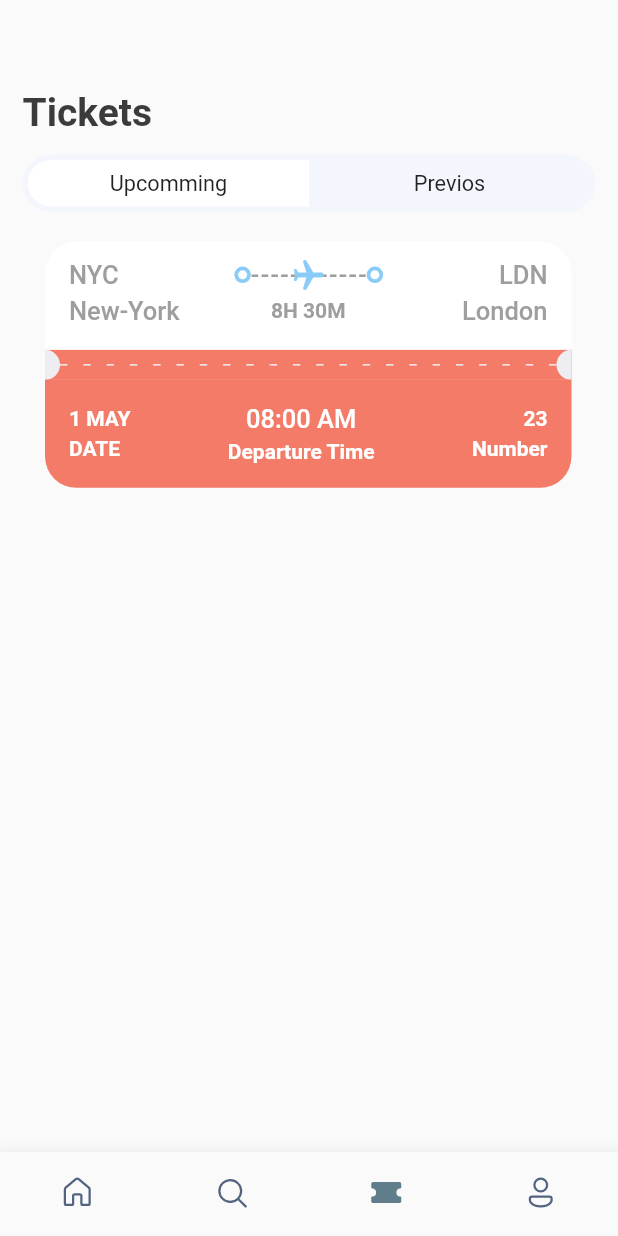
After one commit to aminGhafoory/flutter-app, a Flutter app: the screen it shows after launch, item 3 of the bottom bar chosen, on a phone screen of 412 x 824 dp. The commit adds this screen. Run offline on Flutter 3.47's test engine with Material 2 defaults, Android fonts, the phone set to English and light mode, and no system bars; our stand-ins replace fluentui_icons, get.

Commit message:
time stamp: 4:48:00

```diff
--- a/lib/screens/bottom_bar.dart
+++ b/lib/screens/bottom_bar.dart
@@ -2,6 +2,7 @@ import 'package:fluentui_icons/fluentui_icons.dart';
 import 'package:flutter/material.dart';
 import 'package:ticket/screens/home_screen.dart';
 import 'package:ticket/screens/search_screen.dart';
+import 'package:ticket/screens/ticket_screen.dart';
 import 'package:ticket/utils/app_styles.dart';
 
 class BottomBar extends StatefulWidget {
@@ -16,7 +17,7 @@ class _BottomBarState extends State<BottomBar> {
   static final List<Widget> _widgetOptions = <Widget>[
     const HomeScreen(),
     const SearchScreen(),
-    const Text("Ticket"),
+    const TicketScreen(),
     const Text("Profile"),
   ];
 
--- /dev/null
+++ b/lib/screens/ticket_screen.dart
@@ -0,0 +1,42 @@
+import 'package:flutter/material.dart';
+import 'package:get/get_connect/http/src/utils/utils.dart';
+import 'package:ticket/screens/ticket_view.dart';
+import 'package:ticket/utils/app_info_list.dart';
+import 'package:ticket/utils/app_layout.dart';
+import 'package:ticket/utils/app_styles.dart';
+import 'package:ticket/widgets/tabs_widget.dart';
+
+class TicketScreen extends StatelessWidget {
+  const TicketScreen({super.key});
+
+  @override
+  Widget build(BuildContext context) {
+    final size = AppLayout.getSize(context);
+    return Scaffold(
+      body: Stack(children: [
+        ListView(
+          padding: EdgeInsets.symmetric(
+              horizontal: AppLayout.getWidth(15),
+              vertical: AppLayout.getHeight(20)),
+          children: [
+            SizedBox(height: AppLayout.getHeight(40)),
+            Text(
+              "Tickets",
+              style: Styles.headLineStyle1,
+            ),
+            SizedBox(height: AppLayout.getHeight(13)),
+            const TabWidget(tab1: "Upcomming", tab2: "Previos"),
+            SizedBox(height: AppLayout.getHeight(20)),
+            Container(
+              padding: EdgeInsets.only(left: AppLayout.getHeight(15)),
+              child: TicketView(
+                ticket: ticketList[0],
+                isColor: true,
+              ),
+            )
+          ],
+        )
+      ]),
+    );
+  }
+}
--- a/lib/screens/ticket_view.dart
+++ b/lib/screens/ticket_view.dart
@@ -1,11 +1,13 @@
 import 'package:flutter/material.dart';
+import 'package:get/get_connect/http/src/utils/utils.dart';
 import 'package:ticket/utils/app_layout.dart';
 import 'package:ticket/utils/app_styles.dart';
 import 'package:ticket/widgets/thick_container.dart';
 
 class TicketView extends StatelessWidget {
   final Map<String, dynamic> ticket;
-  const TicketView({super.key, required this.ticket});
+  final bool? isColor;
+  const TicketView({super.key, required this.ticket, this.isColor});
 
   @override
   Widget build(BuildContext context) {
@@ -19,7 +21,7 @@ class TicketView extends StatelessWidget {
             children: [
               Container(
                 decoration: BoxDecoration(
-                  color: Styles.ticketTop,
+                  color: isColor == null ? Styles.ticketTop : Colors.white,
                   borderRadius: BorderRadius.only(
                       topLeft: Radius.circular(AppLayout.getHeight(21)),
                       topRight: Radius.circular(AppLayout.getHeight(21))),
@@ -35,11 +37,13 @@ class TicketView extends StatelessWidget {
                       children: [
                         Text(
                           "${ticket['from']['code']}",
-                          style: Styles.headLineStyle3
-                              .copyWith(color: Colors.white),
+                          style: isColor == null
+                              ? Styles.headLineStyle3
+                                  .copyWith(color: Colors.white)
+                              : Styles.headLineStyle3,
                         ),
                         const Spacer(),
-                        const ThickContainer(),
+                        ThickContainer(isColor: isColor),
                         Expanded(
                             child: Stack(
                           children: [
@@ -57,9 +61,12 @@ class TicketView extends StatelessWidget {
                                           (constraints.constrainWidth() ~/ 6),
                                           (index) => Text(
                                                 "-",
-                                                style: Styles.headLineStyle3
-                                                    .copyWith(
-                                                        color: Colors.white54),
+                                                style: isColor == null
+                                                    ? Styles.headLineStyle3
+                                                        .copyWith(
+                                                            color:
+                                                                Colors.white54)
+                                                    : Styles.headLineStyle3,
                                               )));
                                 },
                               ),
@@ -67,19 +74,25 @@ class TicketView extends StatelessWidget {
                             Center(
                               child: Transform.rotate(
                                   angle: 1.57,
-                                  child: const Icon(
+                                  child: Icon(
                                     Icons.local_airport_rounded,
-                                    color: Colors.white,
+                                    color: isColor == null
+                                        ? Colors.white
+                                        : const Color(0xff8accf7),
                                   )),
                             ),
                           ],
                         )),
-                        const ThickContainer(),
+                        ThickContainer(
+                          isColor: isColor,
+                        ),
                         const Spacer(),
                         Text(
                           "${ticket['to']['code']}",
-                          style: Styles.headLineStyle3
-                              .copyWith(color: Colors.white),
+                          style: isColor == null
+                              ? Styles.headLineStyle3
+                                  .copyWith(color: Colors.white)
+                              : Styles.headLineStyle3,
                         )
                       ],
                     ),
@@ -91,23 +104,29 @@ class TicketView extends StatelessWidget {
                           width: AppLayout.getWidth(100),
                           child: Text(
                             "${ticket['from']['name']}",
-                            style: Styles.headLineStyle3
-                                .copyWith(color: Colors.white),
+                            style: isColor == null
+                                ? Styles.headLineStyle3
+                                    .copyWith(color: Colors.white)
+                                : Styles.headLineStyle3,
                           ),
                         ),
                         //
                         Text(
                           "${ticket['flying_time']}",
-                          style: Styles.headLineStyle4
-                              .copyWith(color: Colors.white),
+                          style: isColor == null
+                              ? Styles.headLineStyle4
+                                  .copyWith(color: Colors.white)
+                              : Styles.headLineStyle4,
                         ),
                         SizedBox(
                           width: AppLayout.getWidth(100),
                           child: Text(
                             "${ticket['to']['name']}",
                             textAlign: TextAlign.end,
-                            style: Styles.headLineStyle3
-                                .copyWith(color: Colors.white),
+                            style: isColor == null
+                                ? Styles.headLineStyle3
+                                    .copyWith(color: Colors.white)
+                                : Styles.headLineStyle3,
                           ),
                         ),
                       ],
--- /dev/null
+++ b/lib/widgets/tabs_widget.dart
@@ -0,0 +1,47 @@
+import 'package:flutter/material.dart';
+import 'package:ticket/utils/app_layout.dart';
+
+class TabWidget extends StatelessWidget {
+  final String tab1;
+  final String tab2;
+
+  const TabWidget({super.key, required this.tab1, required this.tab2});
+
+  @override
+  Widget build(BuildContext context) {
+    final size = AppLayout.getSize(context);
+    return FittedBox(
+      child: Container(
+        padding: EdgeInsets.all(AppLayout.getHeight(3.5)),
+        decoration: BoxDecoration(
+          borderRadius: BorderRadius.circular(AppLayout.getHeight(50)),
+          color: const Color(0xfff4f6fd),
+        ),
+        child: Row(children: [
+          Container(
+            padding: EdgeInsets.symmetric(vertical: AppLayout.getHeight(7)),
+            width: size.width * 0.44,
+            decoration: BoxDecoration(
+              borderRadius: BorderRadius.only(
+                  bottomLeft: Radius.circular(AppLayout.getHeight(50)),
+                  topLeft: Radius.circular(AppLayout.getHeight(50))),
+              color: Colors.white,
+            ),
+            child: Center(child: Text(tab1)),
+          ),
+          Container(
+            padding: EdgeInsets.symmetric(vertical: AppLayout.getHeight(7)),
+            width: size.width * 0.44,
+            decoration: BoxDecoration(
+              borderRadius: BorderRadius.only(
+                  bottomRight: Radius.circular(AppLayout.getHeight(50)),
+                  topRight: Radius.circular(AppLayout.getHeight(50))),
+              color: Colors.transparent,
+            ),
+            child: Center(child: Text(tab2)),
+          )
+        ]),
+      ),
+    );
+  }
+}
--- a/lib/widgets/thick_container.dart
+++ b/lib/widgets/thick_container.dart
@@ -1,7 +1,8 @@
 import 'package:flutter/material.dart';
 
 class ThickContainer extends StatelessWidget {
-  const ThickContainer({super.key});
+  final bool? isColor;
+  const ThickContainer({super.key, this.isColor});
 
   @override
   Widget build(BuildContext context) {
@@ -9,7 +10,9 @@ class ThickContainer extends StatelessWidget {
       padding: const EdgeInsets.all(3.0),
       decoration: BoxDecoration(
         borderRadius: BorderRadius.circular(20),
-        border: Border.all(width: 2.5, color: Colors.white),
+        border: Border.all(
+            width: 2.5,
+            color: isColor == null ? Colors.white : const Color(0xff8accf7)),
       ),
     );
   }
```
Also changed, not shown: lib/screens/search_screen.dart (+5 -41 lines).
